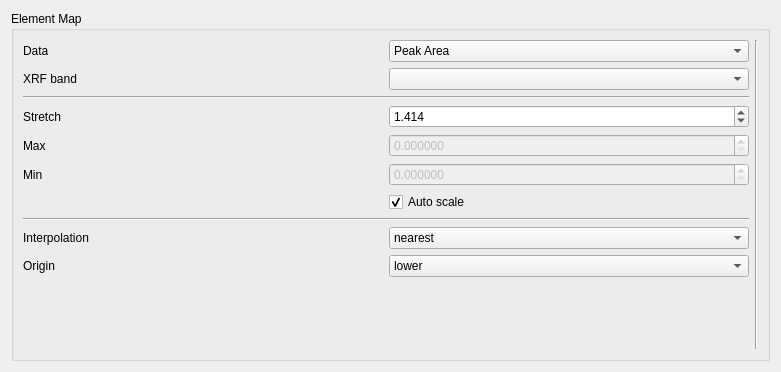
First picture: the form in spectromicroscopy/smpgui/ui_elementsdata.ui, repository praxes/praxes, before the edit.
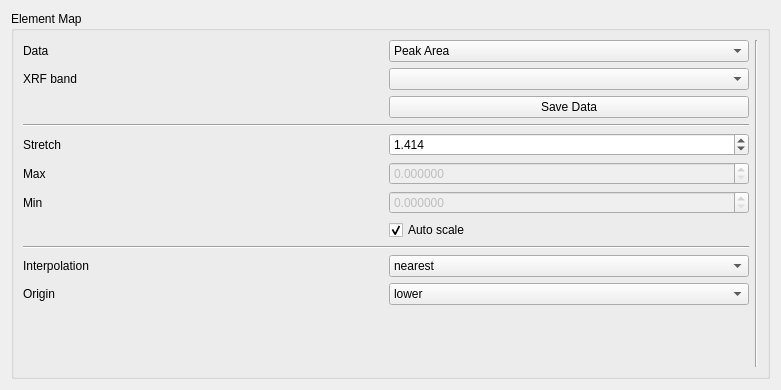
Second picture: the form after the edit.

Commit message: [svn] add save data button, sometimes data is not being saved, no time to track down bug

```diff
--- a/spectromicroscopy/smpgui/ui_elementsdata.ui
+++ b/spectromicroscopy/smpgui/ui_elementsdata.ui
@@ -6,7 +6,7 @@
     <x>0</x>
     <y>0</y>
     <width>781</width>
-    <height>372</height>
+    <height>390</height>
    </rect>
   </property>
   <property name="windowTitle" >
@@ -303,6 +303,13 @@
           </property>
          </widget>
         </item>
+        <item row="2" column="1" >
+         <widget class="QPushButton" name="saveDataButton" >
+          <property name="text" >
+           <string>Save Data</string>
+          </property>
+         </widget>
+        </item>
        </layout>
       </item>
       <item>
```
The commit also changes 2 other files.
